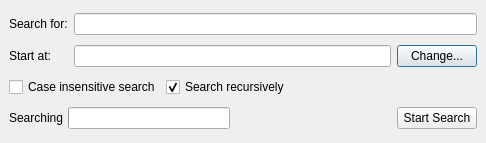
Before: the Qt Designer form scribus/picsearchoptions.ui in scribusproject/scribus, drawn with Qt 5.
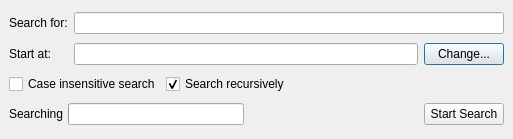
After: the same form once the commit is applied.

The edit to the form file:
```diff
--- a/scribus/picsearchoptions.ui
+++ b/scribus/picsearchoptions.ui
@@ -5,8 +5,8 @@
    <rect>
     <x>0</x>
     <y>0</y>
-    <width>486</width>
-    <height>143</height>
+    <width>513</width>
+    <height>139</height>
    </rect>
   </property>
   <property name="windowTitle" >
```
Left out of the diff: 6 changed lines with no effect on the pictures.
